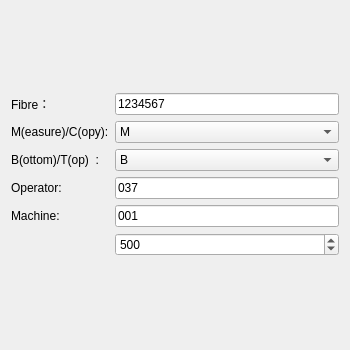
The window that GUI/UI/cap.ui (lidingke/fiberGeometry) describes before a commit, drawn with Qt 5.
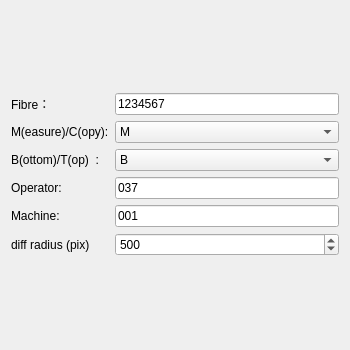
The same window after the commit.

Commit message: v1.1.4 c diff radius ui update.

Diff of the .ui file:
```diff
--- a/GUI/UI/cap.ui
+++ b/GUI/UI/cap.ui
@@ -122,6 +122,13 @@
        </property>
       </widget>
      </item>
+     <item row="5" column="0">
+      <widget class="QLabel" name="label">
+       <property name="text">
+        <string>diff radius (pix)</string>
+       </property>
+      </widget>
+     </item>
     </layout>
    </item>
   </layout>
```
The commit also changes 5 other files.
